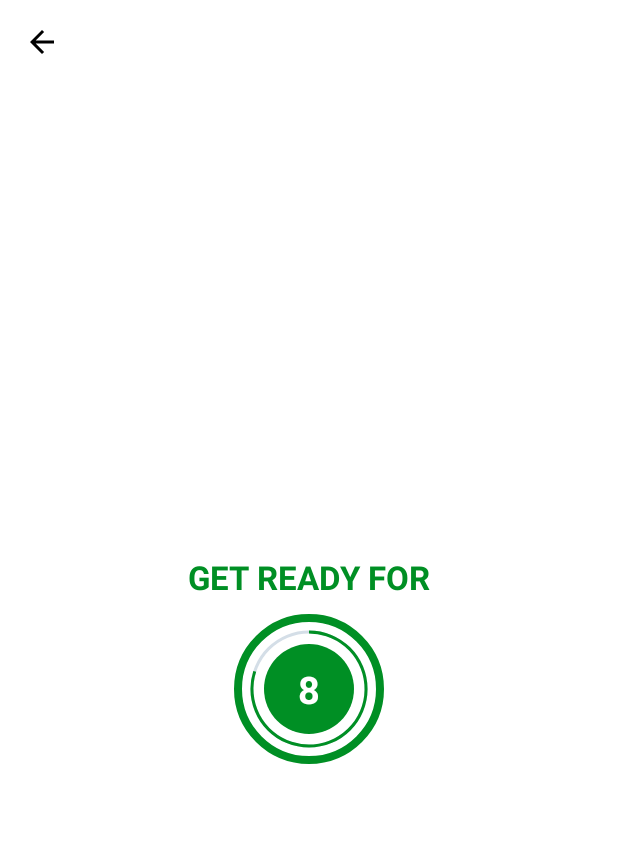
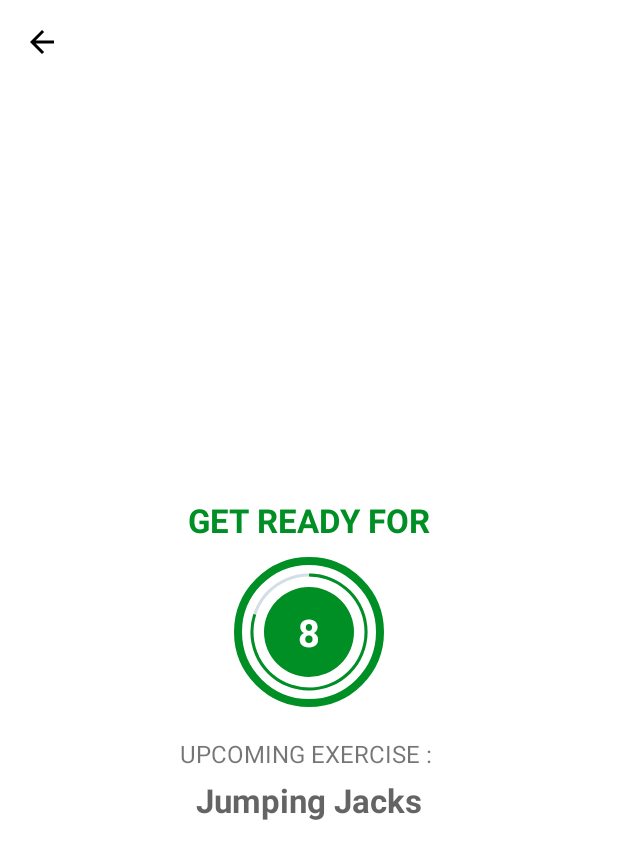
Before and after one commit to christinayuanita/7MinuteWorkout, an Android app: the ExerciseActivity screen opened directly, with no data from a screen before it, on a phone screen of 412 x 824 dp. Shown: the top 859 px of the screen. Run offline under Robolectric (Android 15) with nearby library versions, the phone set to English and light mode, and no system bars.

Commit message:
add upcoming exercise

```diff
--- a/app/src/main/java/com/example/a7minuteworkout/ExerciseActivity.kt
+++ b/app/src/main/java/com/example/a7minuteworkout/ExerciseActivity.kt
@@ -35,9 +35,9 @@
             onBackPressed()
         }
 
+        exerciseList = Constants.defaultExerciseList()
         setupRestView()
 
-        exerciseList = Constants.defaultExerciseList()
     }
 
     override fun onDestroy() {
@@ -97,6 +97,8 @@
         }
 
         setRestProgressBar()
+
+        upcomingExerciseTxt.text = exerciseList!![currExercisePosition + 1].getName()
     }
 
     private fun setupExerciseView(){
--- a/app/src/main/res/layout/activity_exercise.xml
+++ b/app/src/main/res/layout/activity_exercise.xml
@@ -71,6 +71,22 @@
 
         </FrameLayout>
 
+        <TextView
+            android:layout_width="wrap_content"
+            android:layout_height="wrap_content"
+            android:layout_marginTop="20dp"
+            android:text="UPCOMING EXERCISE : "
+            android:textSize="16sp"/>
+        <TextView
+            android:id="@+id/upcomingExerciseTxt"
+            android:layout_width="wrap_content"
+            android:layout_height="wrap_content"
+            android:layout_marginTop="5dp"
+            android:text="Exercise Name"
+            android:textColor="@color/colorPrimary"
+            android:textStyle="bold"
+            android:textSize="22sp"/>
+
     </LinearLayout>
 
     <LinearLayout
```
